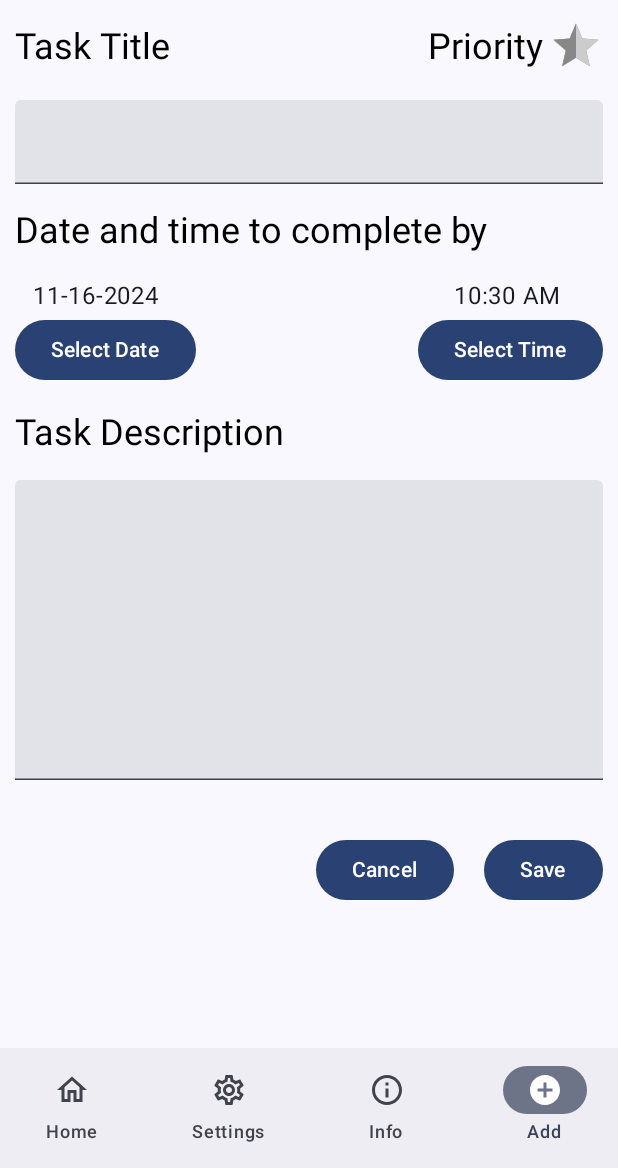
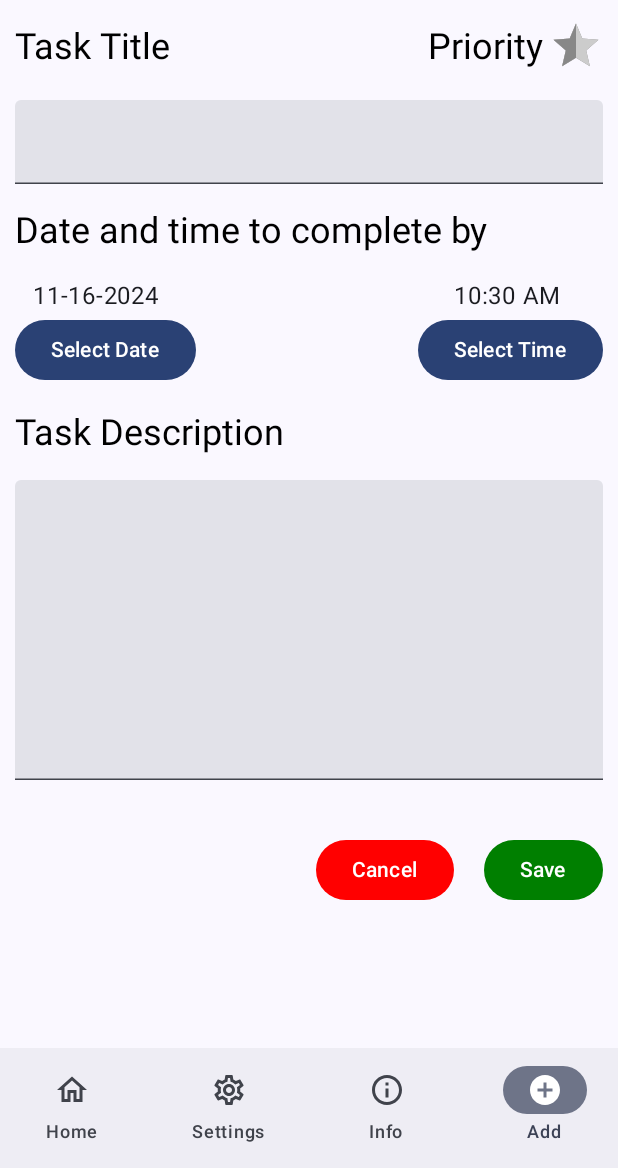
Before and after one commit to luk-dushaj/Task-Tracker, an Android app built with Jetpack Compose: the screen it shows after launch (MainActivity), item 4 of the bottom bar chosen, on a phone screen of 412 x 824 dp, the part 68-1236 px from its top. Run offline under Robolectric (Android 15) with nearby library versions, the phone set to English and light mode, and no system bars; our stand-ins replace livedata-compose; libraries missing offline, so code that uses them is left out: com.google.type.

Commit message:
HomeView UI touch ups

```diff
--- a/app/src/main/java/com/school/tasktracker/MainActivity.kt
+++ b/app/src/main/java/com/school/tasktracker/MainActivity.kt
@@ -50,9 +50,10 @@ import androidx.navigation.NavController
 import com.school.tasktracker.data.MainViewModel
 import com.school.tasktracker.data.Routes
 import com.school.tasktracker.views.AddTaskView
+import com.school.tasktracker.views.HomeView
 import com.school.tasktracker.views.InfoView
 import com.school.tasktracker.views.SettingsView
-import com.school.tasktracker.views.TodoView
+import com.school.tasktracker.views.HomeView
 
 // Project so far has only been tested on emulator Medium Phone API 35
 // Should test on different emulators soon
@@ -90,8 +91,8 @@ fun MainView(modifier: Modifier = Modifier) {
                 .fillMaxSize()
         ) {
             // View content
-            NavHost(navController = navController, startDestination = Routes.todo) {
-                composable(Routes.todo) { TodoView(viewModel = viewModel) }
+            NavHost(navController = navController, startDestination = Routes.home) {
+                composable(Routes.home) { HomeView(viewModel = viewModel) }
                 composable(Routes.settings) { SettingsView(viewModel = viewModel) }
                 composable(Routes.info) { InfoView() }
                 composable(Routes.addView) { AddTaskView(viewModel = viewModel) }
@@ -158,7 +159,7 @@ fun BottomBar(modifier: Modifier = Modifier, viewModel: MainViewModel, navContro
                     selectedItemIndex = index
                     viewModel.updateViewNumber(selectedItemIndex)
                     when (viewModel.viewNumber.value) {
-                        0 -> navController.navigate(Routes.todo)
+                        0 -> navController.navigate(Routes.home)
                         1 -> navController.navigate(Routes.settings)
                         2 -> navController.navigate(Routes.info)
                         3 -> navController.navigate(Routes.addView)
--- /dev/null
+++ b/app/src/main/java/com/school/tasktracker/components/HalfStarIcon.kt
@@ -0,0 +1,64 @@
+package com.school.tasktracker.components
+
+import androidx.compose.foundation.layout.Box
+import androidx.compose.foundation.layout.offset
+import androidx.compose.foundation.layout.size
+import androidx.compose.foundation.shape.GenericShape
+import androidx.compose.material.icons.Icons
+import androidx.compose.material.icons.filled.Star
+import androidx.compose.material.icons.outlined.Star
+import androidx.compose.material3.Icon
+import androidx.compose.runtime.Composable
+import androidx.compose.ui.Modifier
+import androidx.compose.ui.draw.clip
+import androidx.compose.ui.graphics.Color
+import androidx.compose.ui.unit.dp
+
+@Composable
+fun HalfStarIcon(filled: Boolean) {
+    val iconSize = 36.dp
+
+    val outlineColor = if (filled) Color.Red else Color.Gray
+    val halfFillColor = if (filled) Color.Red else Color.Gray
+    val backgroundColor = if (filled) Color.White else Color.LightGray
+
+    // Custom shape to clip only half of the star
+    val halfShape = GenericShape { size, _ ->
+        lineTo(size.width / 2, 0f)
+        lineTo(size.width / 2, size.height)
+        lineTo(0f, size.height)
+        close()
+    }
+
+    Box(
+        modifier = Modifier
+            .size(iconSize)
+            .offset(y = (-3).dp)
+    ) {
+        // Draw the outline (empty star) with the specified outline color
+        Icon(
+            imageVector = Icons.Outlined.Star,
+            contentDescription = "Empty Star Outline",
+            tint = outlineColor,
+            modifier = Modifier.size(iconSize)
+        )
+
+        // Draw a filled background star with the specified background color
+        Icon(
+            imageVector = Icons.Filled.Star,
+            contentDescription = "White Background",
+            tint = backgroundColor,
+            modifier = Modifier.size(iconSize)
+        )
+
+        // Overlay with a clipped star to fill half of it with the specified half fill color
+        Icon(
+            imageVector = Icons.Filled.Star,
+            contentDescription = "Half Star",
+            tint = halfFillColor,
+            modifier = Modifier
+                .size(iconSize)
+                .clip(halfShape)
+        )
+    }
+}
--- a/app/src/main/java/com/school/tasktracker/components/TextRow.kt
+++ b/app/src/main/java/com/school/tasktracker/components/TextRow.kt
@@ -5,13 +5,23 @@ import androidx.compose.material3.Text
 import androidx.compose.runtime.Composable
 import androidx.compose.ui.Modifier
 import androidx.compose.ui.graphics.Color
+import androidx.compose.ui.text.TextStyle
+import androidx.compose.ui.text.font.FontWeight
 
 @Composable
-fun TextRow(title: String, color: Color = Color.Black, modifier: Modifier = Modifier) {
+fun TextRow(
+    title: String,
+    style: TextStyle = MaterialTheme.typography.headlineSmall,
+    weight: FontWeight = FontWeight.Normal,
+    color: Color = Color.Black,
+    modifier: Modifier = Modifier
+) {
     Text(
-        modifier = modifier,
         text = title,
-        style = MaterialTheme.typography.headlineSmall,
-        color = color
+        style = style.copy(
+            fontWeight = weight,
+            color = color
+        ),
+        modifier = modifier
     )
 }
--- a/app/src/main/java/com/school/tasktracker/data/Routes.kt
+++ b/app/src/main/java/com/school/tasktracker/data/Routes.kt
@@ -1,7 +1,7 @@
 package com.school.tasktracker.data
 
 object Routes {
-    var todo = "todo"
+    var home = "home"
     var settings = "settings"
     var info = "info"
     var addView = "addView"
--- a/app/src/main/java/com/school/tasktracker/views/AddTaskView.kt
+++ b/app/src/main/java/com/school/tasktracker/views/AddTaskView.kt
@@ -39,6 +39,8 @@ import androidx.compose.material.icons.Icons
 import androidx.compose.material.icons.filled.Star
 import androidx.compose.material.icons.outlined.Star
 import androidx.compose.material3.Button
+import androidx.compose.material3.ButtonColors
+import androidx.compose.material3.ButtonDefaults
 import androidx.compose.material3.ExperimentalMaterial3Api
 import androidx.compose.material3.TimeInput
 import androidx.compose.material3.rememberTimePickerState
@@ -48,16 +50,17 @@ import androidx.compose.ui.platform.LocalContext
 import java.util.Calendar
 import java.util.*
 import java.text.SimpleDateFormat
+import com.school.tasktracker.components.HalfStarIcon
 
 // Logic will be implemented later
 
 @SuppressLint("DefaultLocale")
 @Composable
 fun AddTaskView(modifier: Modifier = Modifier, viewModel: MainViewModel) {
-    var title = remember { mutableStateOf("") }
+    val title = remember { mutableStateOf("") }
     var date: Date
-    var description = remember { mutableStateOf("") }
-    var isPriority = remember { mutableStateOf(false) }
+    val description = remember { mutableStateOf("") }
+    val isPriority = remember { mutableStateOf(false) }
     Column(
         modifier = modifier.padding(10.dp),
         verticalArrangement = Arrangement.spacedBy(15.dp)
@@ -195,55 +198,6 @@ fun ScrollableTextField(text: MutableState<String>) {
 }
 
 @Composable
-fun HalfStarIcon(filled: Boolean) {
-    val iconSize = 36.dp
-
-    val outlineColor = if (filled) Color.Red else Color.Gray
-    val halfFillColor = if (filled) Color.Red else Color.Gray
-    val backgroundColor = if (filled) Color.White else Color.LightGray
-
-    // Custom shape to clip only half of the star
-    val halfShape = GenericShape { size, _ ->
-        lineTo(size.width / 2, 0f)
-        lineTo(size.width / 2, size.height)
-        lineTo(0f, size.height)
-        close()
-    }
-
-    Box(
-        modifier = Modifier
-            .size(iconSize)
-            .offset(y = (-3).dp)
-    ) {
-        // Draw the outline (empty star) with the specified outline color
-        Icon(
-            imageVector = Icons.Outlined.Star,
-            contentDescription = "Empty Star Outline",
-            tint = outlineColor,
-            modifier = Modifier.size(iconSize)
-        )
-
-        // Draw a filled background star with the specified background color
-        Icon(
-            imageVector = Icons.Filled.Star,
-            contentDescription = "White Background",
-            tint = backgroundColor,
-            modifier = Modifier.size(iconSize)
-        )
-
-        // Overlay with a clipped star to fill half of it with the specified half fill color
-        Icon(
-            imageVector = Icons.Filled.Star,
-            contentDescription = "Half Star",
-            tint = halfFillColor,
-            modifier = Modifier
-                .size(iconSize)
-                .clip(halfShape)
-        )
-    }
-}
-
-@Composable
 fun SaveRow(modifier: Modifier = Modifier) {
     Spacer(modifier = modifier.height(5.dp))
     Row(
@@ -251,11 +205,22 @@ fun SaveRow(modifier: Modifier = Modifier) {
             .fillMaxWidth(),
         horizontalArrangement = Arrangement.End
     ) {
-        Button(onClick = {}) {
+        Button(
+            colors = ButtonDefaults.buttonColors(
+                containerColor = Color.Red
+            ),
+            onClick = {}
+        ) {
             Text("Cancel")
         }
         Spacer(modifier = modifier.width(20.dp))
-        Button(onClick = {}) {
+        Button(
+            colors = ButtonDefaults.buttonColors(
+                // Darker shade of green, compared to the lime green default
+                containerColor = Color(0xFF007F00)
+            ),
+            onClick = {}
+        ) {
             Text("Save")
         }
     }
--- a/app/src/main/java/com/school/tasktracker/views/TodoView.kt
+++ b/app/src/main/java/com/school/tasktracker/views/HomeView.kt
@@ -10,11 +10,15 @@ import androidx.compose.foundation.layout.fillMaxWidth
 import androidx.compose.foundation.layout.height
 import androidx.compose.foundation.layout.offset
 import androidx.compose.foundation.layout.padding
+import androidx.compose.foundation.layout.size
 import androidx.compose.foundation.layout.width
 import androidx.compose.foundation.lazy.LazyColumn
 import androidx.compose.foundation.lazy.LazyRow
 import androidx.compose.foundation.lazy.items
 import androidx.compose.foundation.shape.RoundedCornerShape
+import androidx.compose.material.Icon
+import androidx.compose.material.icons.Icons
+import androidx.compose.material.icons.outlined.Star
 import androidx.compose.material3.HorizontalDivider
 import androidx.compose.material3.MaterialTheme
 import androidx.compose.material3.Surface
@@ -33,13 +37,21 @@ import com.school.tasktracker.components.TextRow
 import com.school.tasktracker.data.MainViewModel
 import com.school.tasktracker.data.Task
 import com.school.tasktracker.ui.theme.TaskTrackerTheme
+import com.school.tasktracker.components.HalfStarIcon
 
 @Composable
-fun TodoView(modifier: Modifier = Modifier, viewModel: MainViewModel) {
+fun HomeView(modifier: Modifier = Modifier, viewModel: MainViewModel) {
     // Separate between priority lists
     val tasks = viewModel.tasks
-    val distance = Modifier.offset(y = 165.dp)
-    Column {
+    viewModel.addTask(Task(title = "Example", description = "Due soon", date = "", time = "", isPriority = false))
+    viewModel.addTask(Task(title = "Example", description = "Due soon", date = "", time = "", isPriority = false))
+    viewModel.addTask(Task(title = "Example", description = "Due soon", date = "", time = "", isPriority = false))
+    Column (
+        modifier = modifier
+            .fillMaxWidth()
+            .padding(15.dp),
+        verticalArrangement = Arrangement.spacedBy(25.dp)
+    ) {
         // Have to wrap priorites text in a box
         // So I can easily dyanmically center it
         Box(
@@ -48,7 +60,7 @@ fun TodoView(modifier: Modifier = Modifier, viewModel: MainViewModel) {
         ) {
             Text(
                 text = if (tasks.value.isNullOrEmpty()) "There are currently no tasks" else "Tasks",
-                style = MaterialTheme.typography.headlineMedium,
+                style = MaterialTheme.typography.headlineLarge,
                 fontWeight = FontWeight.ExtraBold,
                 textAlign = TextAlign.Center
             )
@@ -62,7 +74,8 @@ fun TodoView(modifier: Modifier = Modifier, viewModel: MainViewModel) {
 fun ColoredLine(modifier: Modifier = Modifier, color: Color) {
     HorizontalDivider(
         modifier = modifier
-            .width(30.dp),
+            .width(30.dp)
+            .offset(x = (-5).dp),
         color = color,
         thickness = 2.dp
     )
@@ -75,45 +88,31 @@ fun PriorityComposable(
     viewModel: MainViewModel
 ) {
     val tasks = viewModel.tasks
-    if (isPriority) {
     Column {
         Row {
             TextRow(
                 color = Color.Gray,
-                    title = "High"
+                weight = FontWeight.ExtraBold,
+                title = if (isPriority) "High Priority" else "Low Priority"
             )
             Spacer(modifier = modifier.width(4.dp))
+            if (isPriority) {
                 HalfStarIcon(filled = true)
             }
-            ColoredLine(color = Color.Red)
         }
-        Spacer(
-            modifier = modifier
-                .height(20.dp)
-        )
+        Spacer(modifier = modifier.height(5.dp))
+        ColoredLine(color = if (isPriority) Color.Red else Color.Blue)
+    }
     LazyRow {
         items(tasks.value!!) { item ->
-                TaskDesign(title = item.title, days = 0, color = Color.Red)
-            }
-        }
-    } else {
-        Column {
-            Row {
-                TextRow(
-                    color = Color.Gray,
-                    title = "Low"
+            TaskDesign(
+                title = item.title,
+                days = 0,
+                color = if (isPriority) Color(red = 245, green = 104, blue = 115) else Color(red = 115, green = 152, blue = 245)
             )
-            }
-            ColoredLine(color = Color.Blue)
-        }
             Spacer(
-            modifier = modifier
-                .height(20.dp)
+                modifier = modifier.width(10.dp)
             )
-        LazyRow {
-            items(tasks.value!!) { item ->
-                TaskDesign(title = item.title, days = 0, color = Color.Blue)
-            }
         }
     }
 }
@@ -130,7 +129,7 @@ fun TaskDesign(modifier: Modifier = Modifier, title: String, days: Int, color: C
                 .padding(15.dp)
         ) {
             Text(
-                text = "$title",
+                text = title,
                 color = Color.White,
                 style = MaterialTheme.typography.headlineSmall,
             )
@@ -149,11 +148,11 @@ fun TaskDesign(modifier: Modifier = Modifier, title: String, days: Int, color: C
 
 @Preview(showBackground = true)
 @Composable
-fun PreviewTodoView() {
+fun PreviewHomeView() {
     TaskTrackerTheme {
         Surface {
-//            TodoView(viewModel = viewModel())
-            PriorityComposable(viewModel = viewModel(), isPriority = false)
+            HomeView(viewModel = viewModel())
+//            PriorityComposable(viewModel = viewModel(), isPriority = false)
 //            ColoredLine(color = Color.Blue)
         }
     }
```
Also changed, not shown: 1 other file. Lines whose indentation alone changed are shown as unchanged.
